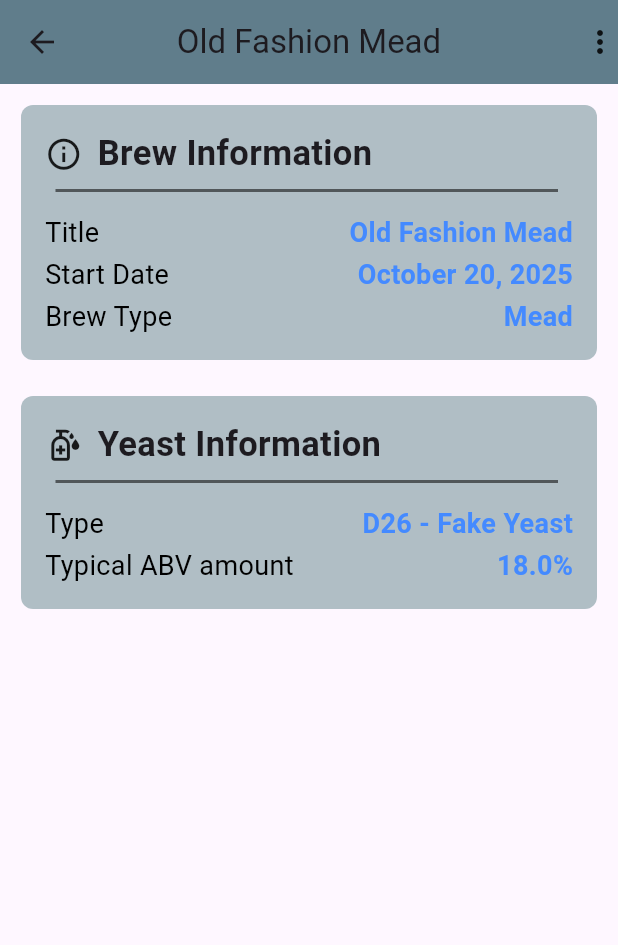
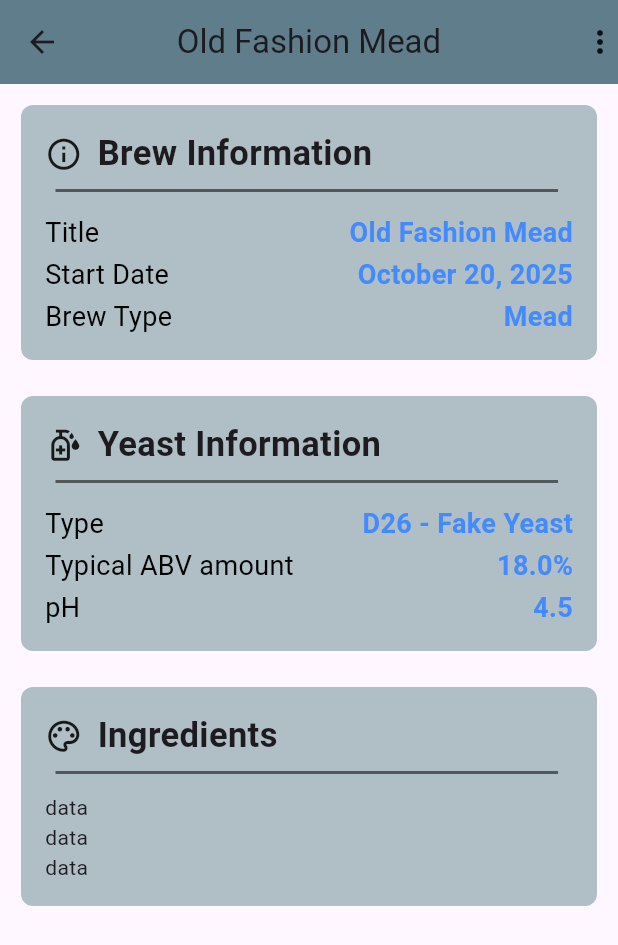
Before and after one commit to Seanm64/FermentationStation, a Flutter app: the screen it shows after launch, after a tap on "Mead", on a phone screen of 412 x 824 dp. Shown: the top 945 px of the screen. Run offline on Flutter 3.47's test engine with Material 3 defaults, Android fonts, the phone set to English and light mode, and no system bars; our stand-ins replace google_fonts, hive; accounts and stored records are empty; generated files the repository leaves out were written again.

Commit message:
Added pH to brew_model

```diff
--- /dev/null
+++ b/lib/cards/ingedients_list_card.dart
@@ -0,0 +1,65 @@
+import 'package:flutter/material.dart';
+import 'package:fermentation_station/models/brew_model.dart';
+
+class IngedientsListCard extends StatelessWidget {
+  const IngedientsListCard({
+    super.key,
+    required this.brew_model,
+  });
+
+  final BrewModel brew_model;
+
+  @override
+  Widget build(BuildContext context) {
+    return Padding(
+      padding: const EdgeInsets.all(12.0),
+      child: Container(
+        decoration: BoxDecoration(
+          color: Colors.blueGrey[200],
+          borderRadius: BorderRadius.circular(8.0),
+        ),
+        padding: EdgeInsets.all(8.0),
+        child: Padding(
+          padding: const EdgeInsets.all(8.0),
+          child: Column(
+            crossAxisAlignment: CrossAxisAlignment.start,
+            children: [
+              Row(
+                children: [
+                  Icon(Icons.palette_outlined, size: 25,),
+                  SizedBox(width: 10,),
+                  Text(
+                    'Ingredients',
+                    style: TextStyle(
+                      fontSize: 23,
+                      fontWeight: FontWeight.bold,
+                    ),
+                  ),
+                ],
+              ),
+
+              Divider(
+                color: Colors.black54, // Customize color
+                thickness: 2,      // Customize thickness
+                indent: 7,        // Customize starting indent
+                endIndent: 10,     // Customize ending indent
+              ),
+
+              SizedBox(height: 5,),
+
+              ListView.builder(
+                  shrinkWrap: true,
+                  padding: EdgeInsets.zero,
+                  // itemCount: brew_model.ingredient_list?.length ?? 2,
+                  itemCount: 3,
+                  itemBuilder: (context, index) {
+                    return Text('data');
+                  })
+
+            ],
+          ),
+        ),
+      ),
+    );
+  }
+}
--- a/lib/custom/brew_card_list.dart
+++ b/lib/custom/brew_card_list.dart
@@ -1,5 +1,6 @@
 import 'package:fermentation_station/cards/brew_card.dart';
 import 'package:fermentation_station/models/brew_model.dart';
+import 'package:fermentation_station/models/ingredient_model.dart';
 import 'package:fermentation_station/models/yeast_model.dart';
 import 'package:flutter/material.dart';
 
@@ -18,6 +19,16 @@ class _BrewCardsListState extends State<BrewCardsList> {
     brew_title: 'Old Fashion Mead',
     brew_type: BrewType.eMead,
     yeast: Yeast(yeast_name: 'D26 - Fake Yeast', max_abv: 18.0),
+    pH: 4.5,
+    ingredient_list: [
+      IngredientSet(ingredient: Ingredient(
+        ingredient_name: 'Fake Ingredient',
+        sugars_content_percent: 20,
+      ),
+      volume_weight: VolumetricOrWeight.eGrams,
+          amount: 10,
+      )
+    ],
   );
 
   @override
--- a/lib/models/brew_model.dart
+++ b/lib/models/brew_model.dart
@@ -77,7 +77,11 @@ class BrewModel {
     required this.brew_title,
     required this.brew_type,
     required this.yeast,
-  });
+    this.pH,
+    this.gravity_readings_per_date,
+    this.ingredient_list
+    }
+  );
 
   @HiveField(0)
   DateTime date_started;
@@ -92,10 +96,13 @@ class BrewModel {
   Yeast yeast;
 
   @HiveField(4)
-  Map<DateTime, double> gravity_readings_per_date = {};
+  double? pH = 0.0;
 
   @HiveField(5)
-  List<IngredientSet> ingredient_list = [];
+  Map<DateTime, double>? gravity_readings_per_date = {};
+
+  @HiveField(6)
+  List<IngredientSet>? ingredient_list = [];
 }
 
 
--- a/lib/pages/check_brew_page.dart
+++ b/lib/pages/check_brew_page.dart
@@ -1,6 +1,7 @@
 import 'package:flutter/material.dart';
 import 'package:fermentation_station/models/brew_model.dart';
 import 'package:fermentation_station/cards/basic_info_card.dart';
+import 'package:fermentation_station/cards/ingedients_list_card.dart';
 import 'package:fermentation_station/utils/date_to_string.dart';
 
 class CheckBrewPage extends StatelessWidget {
@@ -43,7 +44,7 @@ class CheckBrewPage extends StatelessWidget {
               leading_icon: Icons.info_outline,
               info_map: {
                 'Title': brew_model.brew_title,
-                'Start Date': DateToFullMonthString(brew_model.date_started),
+                'Start Date': DateToFullMonthString(brew_model.date_started, true),
                 'Brew Type': brew_model.brew_type.toDisplayString(),
               },
             ),
@@ -52,14 +53,16 @@ class CheckBrewPage extends StatelessWidget {
             BasicInfoCard(
               card_title: 'Yeast Information',
               leading_icon: Icons.sanitizer_outlined,
-              info_map: {
+              info_map:  {
                 'Type': brew_model.yeast.yeast_name,
                 'Typical ABV amount': '${brew_model.yeast.max_abv.toString()}%',
+                if (brew_model.pH != null) 'pH': brew_model.pH.toString(),
               },
             ),
 
 
             // Ingredients
+            IngedientsListCard(brew_model: brew_model),
 
 
           ],
--- a/lib/utils/date_to_string.dart
+++ b/lib/utils/date_to_string.dart
@@ -15,7 +15,12 @@ String DateToString(DateTime date_time, bool if_american)
   return string_date;
 }
 
-String DateToFullMonthString(DateTime date_time)
+String DateToFullMonthString(DateTime date_time, bool if_american)
 {
-  return DateFormat('MMMM d, yyyy').format(date_time);
+  if(if_american)
+  {
+    return DateFormat('MMMM d, yyyy').format(date_time);
+  }
+
+  return DateFormat('d MMMM yyyy').format(date_time);
 }
```
